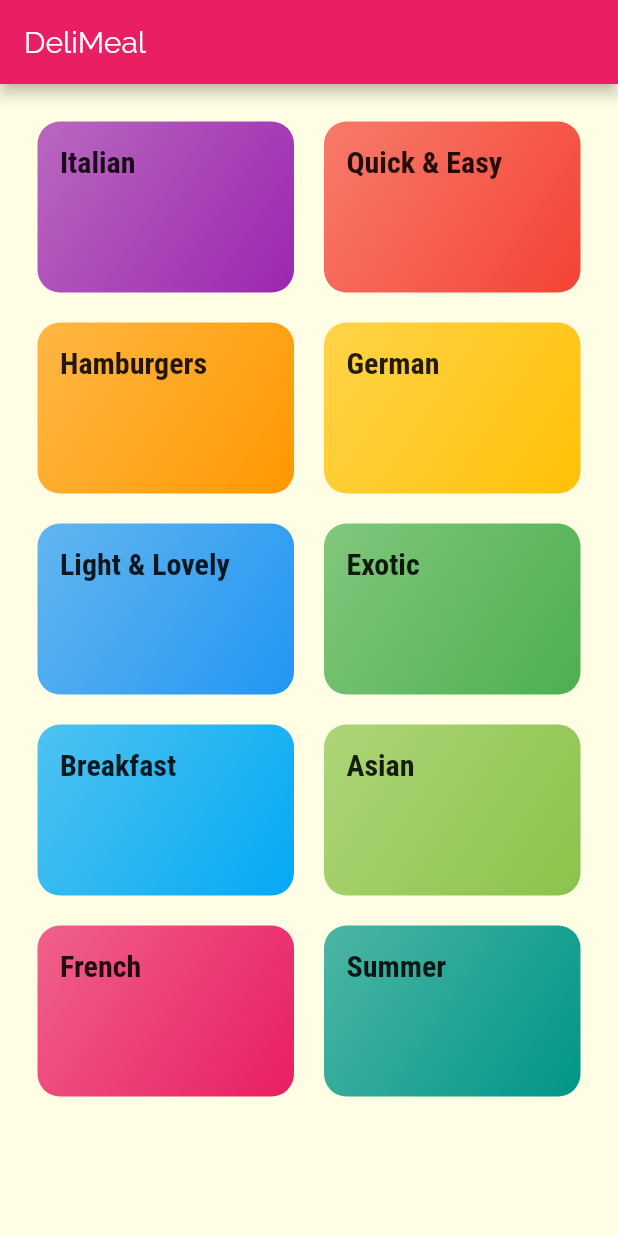
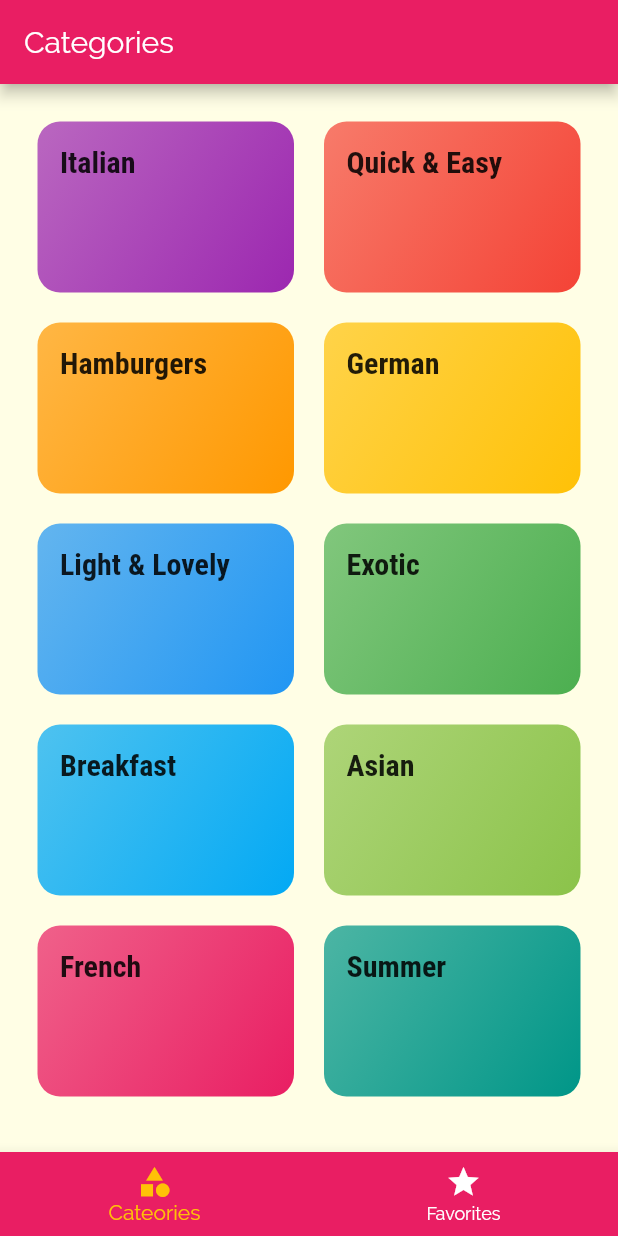
Before and after one commit to swayamshreemohanty/meal_app, a Flutter app: the screen it shows after launch, on a phone screen of 412 x 824 dp. Run offline on Flutter 3.47's test engine with Material 2 defaults, Android fonts, the phone set to English and light mode, and no system bars.

Commit message:
Bottom bar added

```diff
--- a/lib/main.dart
+++ b/lib/main.dart
@@ -1,4 +1,5 @@
 import 'package:flutter/material.dart';
+import 'package:meal_app/screens/tab_bottom_screen.dart';
 import './screens/meal_detail_screen.dart';
 import './screens/categories_screen.dart';
 import './screens/category_meals_screen.dart';
@@ -32,7 +33,7 @@ class MyApp extends StatelessWidget {
       // home: CategoriesScreen(),
       initialRoute: '/',
       routes: {
-        '/': (ctx) => CategoriesScreen(),
+        '/': (ctx) => TabsBottomScreenState(),
         CategoryMealsScreen.routeName: (ctx) => CategoryMealsScreen(),
         MealDetailScreen.routeName: (ctx) => MealDetailScreen(),
       },
--- a/lib/screens/categories_screen.dart
+++ b/lib/screens/categories_screen.dart
@@ -5,11 +5,7 @@ import '../widgets/category_item.dart';
 class CategoriesScreen extends StatelessWidget {
   @override
   Widget build(BuildContext context) {
-    return Scaffold(
-      appBar: AppBar(
-        title: const Text('DeliMeal'),
-      ),
-      body: GridView(
+    return GridView(
       padding: const EdgeInsets.all(25),
       children: DUMMY_CATEGORIES
           .map(
@@ -26,7 +22,6 @@ class CategoriesScreen extends StatelessWidget {
         crossAxisSpacing: 20,
         mainAxisSpacing: 20,
       ),
-      ),
     );
   }
 }
--- /dev/null
+++ b/lib/screens/tab_bottom_screen.dart
@@ -0,0 +1,62 @@
+import 'package:flutter/material.dart';
+import '../screens/favorites_screen.dart';
+import '../screens/categories_screen.dart';
+
+class TabsBottomScreenState extends StatefulWidget {
+  @override
+  _TabBottomState createState() => _TabBottomState();
+}
+
+class _TabBottomState extends State<TabsBottomScreenState> {
+  final List<Map<String, Object>> _pages = [
+    {
+      'page': CategoriesScreen(),
+      'title': "Categories",
+    },
+    {
+      'page': FavoriteScreen(),
+      'title': "Favorites",
+    },
+  ];
+
+  int _selectedPageIndex = 0;
+
+  void _selectPage(int index) {
+    setState(() {
+      _selectedPageIndex = index;
+    });
+  }
+
+  @override
+  Widget build(BuildContext context) {
+    return Scaffold(
+      appBar: AppBar(
+        title: Text(
+          _pages[_selectedPageIndex]
+              ['title'], //here 'page' is the key for the List<map>
+        ),
+      ),
+      body: _pages[_selectedPageIndex]['page'],
+      bottomNavigationBar: BottomNavigationBar(
+        onTap: _selectPage,
+        backgroundColor: Theme.of(context).primaryColor,
+        unselectedItemColor: Colors.white,
+        selectedItemColor: Theme.of(context).accentColor,
+        currentIndex: _selectedPageIndex,
+        type: BottomNavigationBarType.fixed,
+        items: [
+          BottomNavigationBarItem(
+            backgroundColor: Theme.of(context).primaryColor,
+            icon: Icon(Icons.category),
+            title: Text('Cateories'),
+          ),
+          BottomNavigationBarItem(
+            backgroundColor: Theme.of(context).primaryColor,
+            icon: Icon(Icons.star),
+            title: Text('Favorites'),
+          ),
+        ],
+      ),
+    );
+  }
+}
```
Also changed, not shown: lib/screens/favorites_screen.dart (added, +10 -0 lines), lib/screens/tab_top_screen.dart (added, +39 -0 lines). Lines whose indentation alone changed are shown as unchanged.
